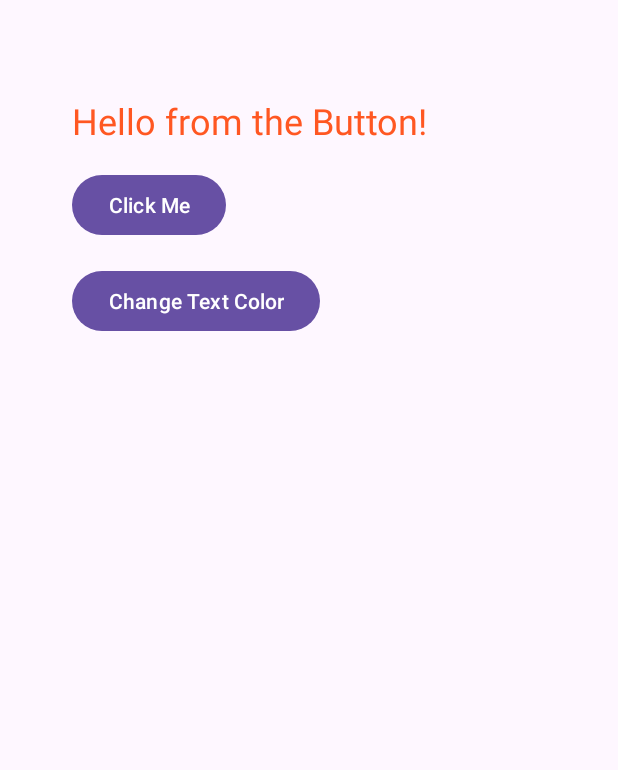
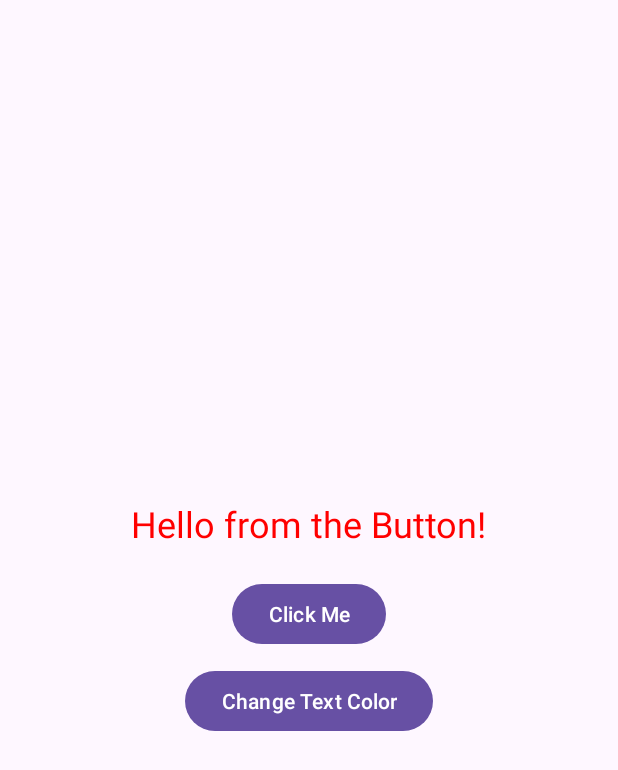
Before and after one commit to NikoDarchia-blck/MyApplication2, an Android app: the screen it shows after launch (MainActivity), after a tap on "Change Text Color", on a phone screen of 412 x 824 dp. Shown: the top 770 px of the screen. Run offline under Robolectric (Android 15) with nearby library versions, the phone set to English and light mode, and no system bars; 1 other tap on this screen came first.

Commit message:
feat: second button changes TextView color

```diff
--- a/app/src/main/java/com/example/myapplication/MainActivity.kt
+++ b/app/src/main/java/com/example/myapplication/MainActivity.kt
@@ -11,16 +11,19 @@ class MainActivity : AppCompatActivity() {
         super.onCreate(savedInstanceState)
         setContentView(R.layout.activity_main)
 
+        // Find the views from the layout
         val textView = findViewById<TextView>(R.id.textView)
         val button = findViewById<Button>(R.id.button)
-        val buttonColor = findViewById<Button>(R.id.buttonColor)
+        val buttonChangeColor = findViewById<Button>(R.id.buttonChangeColor)
 
+        // First button: change the text
         button.setOnClickListener {
             textView.text = "Hello from the Button!"
         }
 
-        buttonColor.setOnClickListener {
-            textView.setTextColor(Color.parseColor("#FF5722"))
+        // Second button: change the text color
+        buttonChangeColor.setOnClickListener {
+            textView.setTextColor(Color.RED) // you can change to any color
         }
     }
 }
--- a/app/src/main/res/layout/activity_main.xml
+++ b/app/src/main/res/layout/activity_main.xml
@@ -1,10 +1,12 @@
 <?xml version="1.0" encoding="utf-8"?>
-<androidx.constraintlayout.widget.ConstraintLayout
-    xmlns:android="http://schemas.android.com/apk/res/android"
+<LinearLayout xmlns:android="http://schemas.android.com/apk/res/android"
     xmlns:app="http://schemas.android.com/apk/res-auto"
+    xmlns:tools="http://schemas.android.com/tools"
     android:layout_width="match_parent"
     android:layout_height="match_parent"
-    android:padding="24dp">
+    android:orientation="vertical"
+    android:gravity="center"
+    tools:context=".MainActivity">
 
     <TextView
         android:id="@+id/textView"
@@ -12,26 +14,19 @@
         android:layout_height="wrap_content"
         android:text="Hello World!"
         android:textSize="24sp"
-        app:layout_constraintTop_toTopOf="parent"
-        app:layout_constraintStart_toStartOf="parent"
-        android:layout_marginTop="40dp"
-        android:layout_marginStart="24dp" />
+        android:layout_marginBottom="20dp"/>
 
     <Button
         android:id="@+id/button"
         android:layout_width="wrap_content"
         android:layout_height="wrap_content"
-        android:text="Click Me"
-        app:layout_constraintTop_toBottomOf="@id/textView"
-        app:layout_constraintStart_toStartOf="@id/textView"
-        android:layout_marginTop="16dp" />
+        android:text="Click Me" />
 
     <Button
-        android:id="@+id/buttonColor"
+        android:id="@+id/buttonChangeColor"
         android:layout_width="wrap_content"
         android:layout_height="wrap_content"
         android:text="Change Text Color"
-        app:layout_constraintTop_toBottomOf="@id/button"
-        app:layout_constraintStart_toStartOf="@id/button"
-        android:layout_marginTop="16dp" />
-</androidx.constraintlayout.widget.ConstraintLayout>
+        android:layout_marginTop="10dp"/>
+
+</LinearLayout>
```
